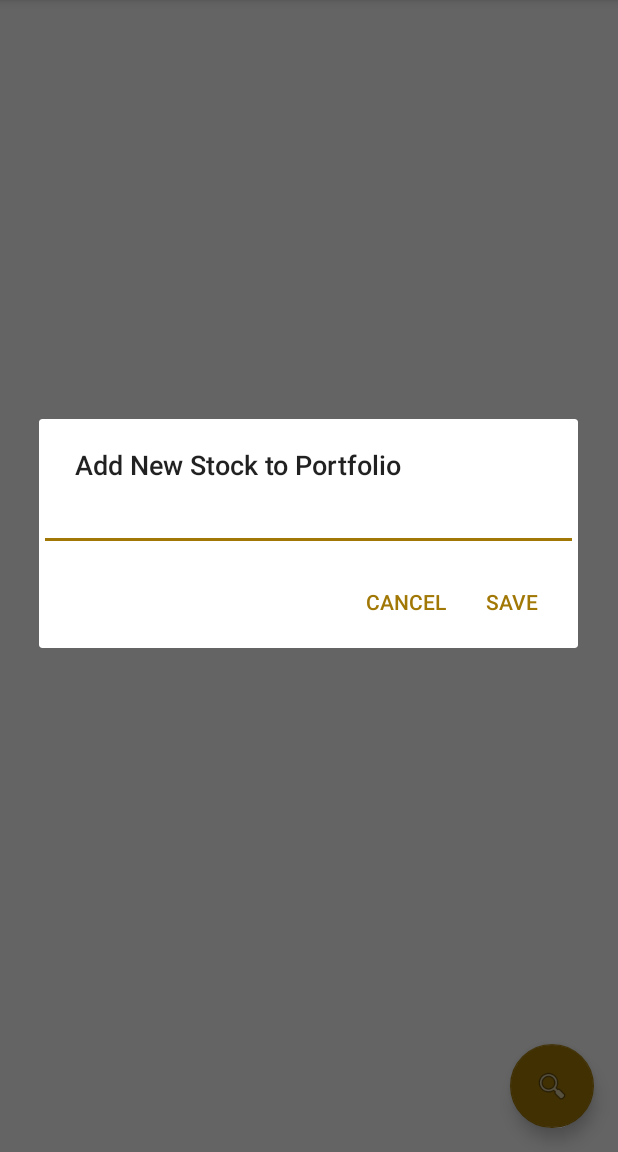
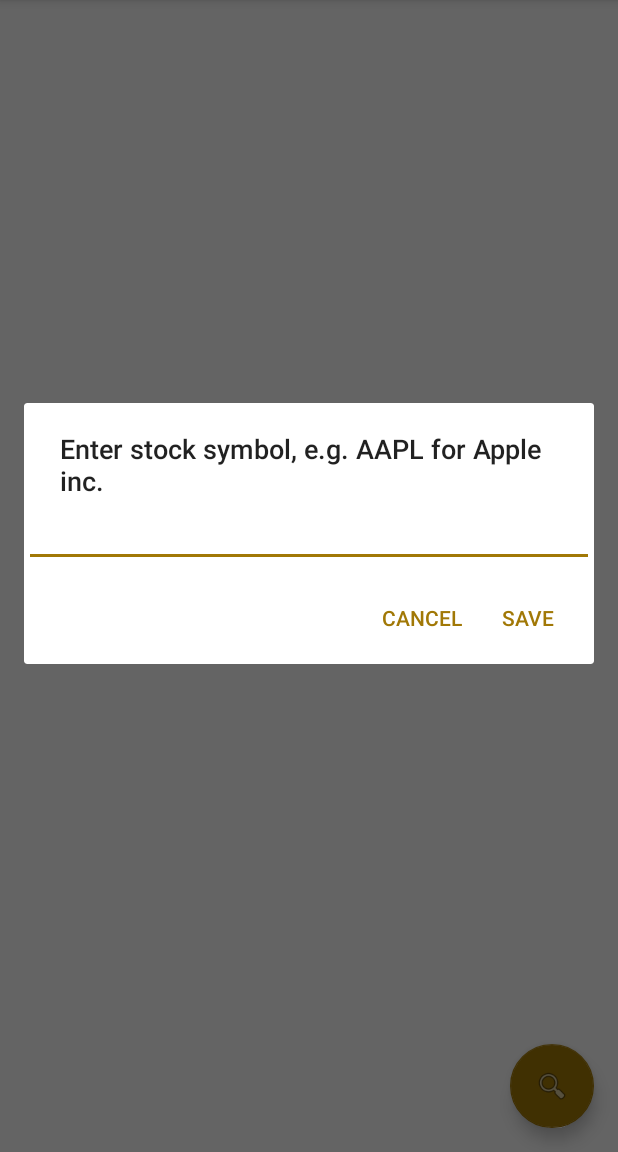
Before and after one commit to DaveSeverns/StockItToMe, an Android app: the screen it shows after launch (MainActivity), after a tap on an icon or button, on a phone screen of 412 x 824 dp, the part 84-1236 px from its top. Run offline under Robolectric (Android 15) with nearby library versions, the phone set to English and light mode, and no system bars; our stand-ins replace Picasso; pictures from the network do not load; 1 statement that could not run was skipped.

Commit message:
input validation added. ie if api doesnt find stock info. will not add the search to the list and will not crash. will inform user input was invalid and they need to try again

```diff
--- a/app/src/main/res/values/strings.xml
+++ b/app/src/main/res/values/strings.xml
@@ -4,9 +4,10 @@
     <string name="stock_hint">Enter Company Name or Stock Symbol</string>
     <string name="save_button_text">Save</string>
     <string name="cancel_dialog_button"> Cancel</string>
-    <string name="dialog_title">Add New Stock to Portfolio</string>
+    <string name="dialog_title">Enter stock symbol, e.g. AAPL for Apple inc.</string>
     <string name="price_label">Last Price:</string>
     <string name="empty_list_text">Click Search Button to add to Portfolio</string>
+    <string name="invalid_input">Unsuccessful, please enter valid stock symbol</string>
 
 
 
```
Also changed, not shown: app/src/main/java/com/sevdev/stockittome/MainActivity.java (+11 -3 lines), 1 other file.
